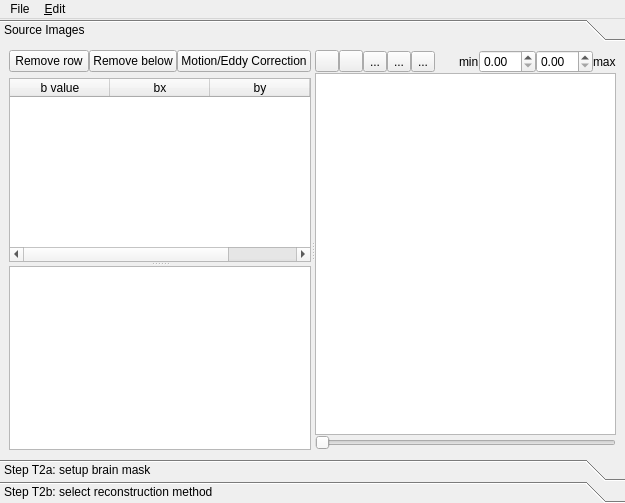
Above: reconstruction/reconstruction_window.ui from frankyeh/DSI-Studio before the change. Below: the same form after it.
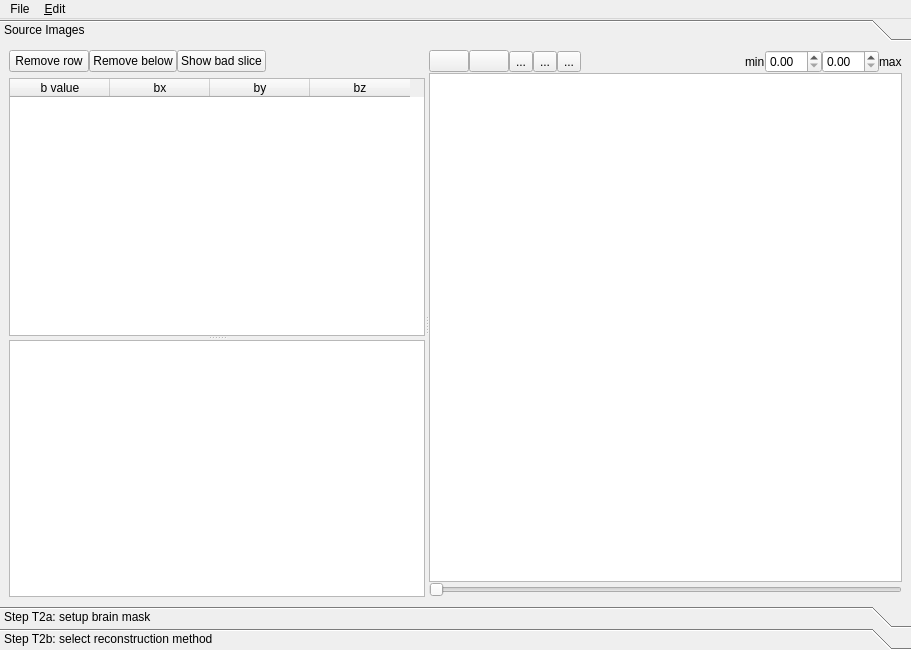
That is the form after the change. The open tabs and pages were chosen to show the change. Icons and pictures are not drawn.

Commit message: [gui] show bad slices

Diff of the .ui file:
```diff
--- a/reconstruction/reconstruction_window.ui
+++ b/reconstruction/reconstruction_window.ui
@@ -6,8 +6,8 @@
    <rect>
     <x>0</x>
     <y>0</y>
-    <width>625</width>
-    <height>503</height>
+    <width>911</width>
+    <height>650</height>
    </rect>
   </property>
   <property name="sizePolicy">
@@ -60,8 +60,8 @@
         <rect>
          <x>0</x>
          <y>0</y>
-         <width>625</width>
-         <height>416</height>
+         <width>911</width>
+         <height>563</height>
         </rect>
        </property>
        <attribute name="label">
@@ -135,21 +135,16 @@
                  </widget>
                 </item>
                 <item>
-                 <widget class="QPushButton" name="motion_correction">
-                  <property name="sizePolicy">
-                   <sizepolicy hsizetype="Maximum" vsizetype="Fixed">
-                    <horstretch>0</horstretch>
-                    <verstretch>0</verstretch>
-                   </sizepolicy>
+                 <widget class="QPushButton" name="show_bad_slice">
+                  <property name="text">
+                   <string>Show bad slice</string>
                   </property>
-                  <property name="maximumSize">
-                   <size>
-                    <width>16777215</width>
-                    <height>16777215</height>
-                   </size>
-                  </property>
+                 </widget>
+                </item>
+                <item>
+                 <widget class="QLabel" name="bad_slice_label">
                   <property name="text">
-                   <string>Motion/Eddy Correction</string>
+                   <string>   </string>
                   </property>
                  </widget>
                 </item>
@@ -1171,7 +1166,7 @@
     <rect>
      <x>0</x>
      <y>0</y>
-     <width>625</width>
+     <width>911</width>
      <height>21</height>
     </rect>
    </property>
```
Left out of the diff: 17 changed lines with no effect on the pictures. The commit also changes 2 other files.
